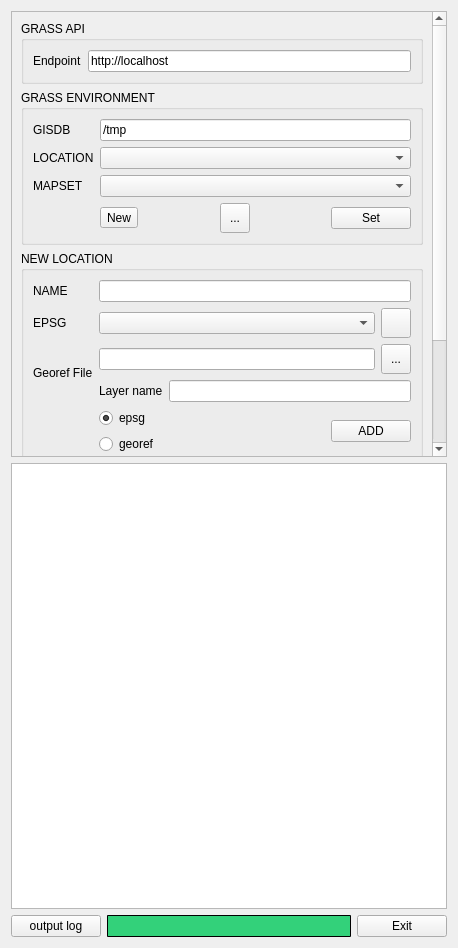
The window that qtui/grassapi_settings_ui.ui (epifanio/groundtruther_qgis) describes before a commit, drawn with Qt 5.
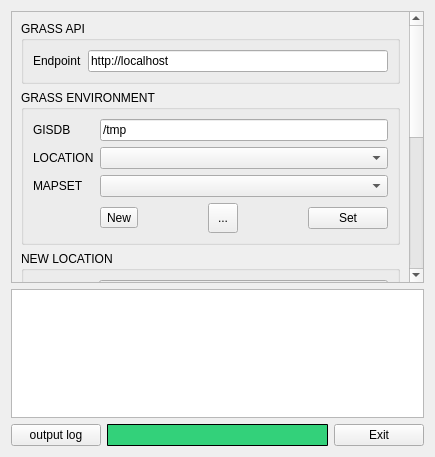
The same window after the commit. Icons and pictures are not drawn.

Commit message: UI tweaking addig grass mdi

The edit to the form file:
```diff
--- a/qtui/grassapi_settings_ui.ui
+++ b/qtui/grassapi_settings_ui.ui
@@ -6,8 +6,8 @@
    <rect>
     <x>0</x>
     <y>0</y>
-    <width>458</width>
-    <height>948</height>
+    <width>435</width>
+    <height>457</height>
    </rect>
   </property>
   <property name="minimumSize">
@@ -34,7 +34,7 @@
        <rect>
         <x>0</x>
         <y>0</y>
-        <width>424</width>
+        <width>401</width>
         <height>653</height>
        </rect>
       </property>
```
Left out of the diff: 4 changed lines with no effect on the pictures. The commit also changes 4 other files.
